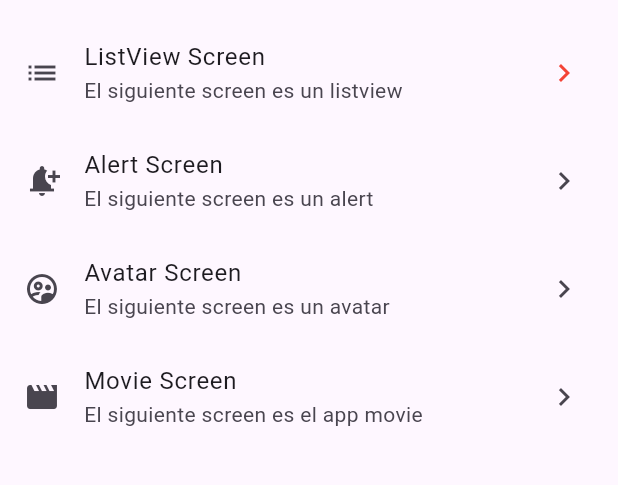
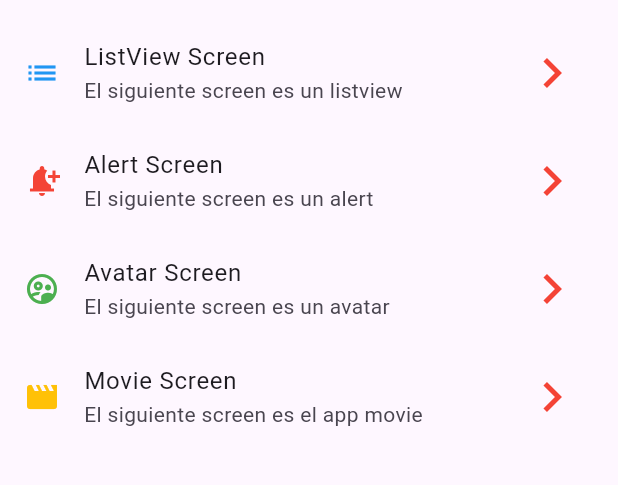
Before and after one commit to Sadot18/app_widgets, a Flutter app: the screen it shows after launch, on a phone screen of 412 x 824 dp, the part 65-550 px from its top. Run offline on Flutter 3.47's test engine with Material 3 defaults, Android fonts, the phone set to English and light mode, and no system bars.

Commit message:
Mejora el estilo de los iconos y añade color a los ListTiles en CustomHomePage

```diff
--- a/lib/screens/custom_home_page.dart
+++ b/lib/screens/custom_home_page.dart
@@ -2,6 +2,8 @@ import 'package:flutter/material.dart';
 
 class CustomHomePage extends StatelessWidget {
   const CustomHomePage({super.key});
+
+//TODO: investigar como hacer dinamico el listado de widgets
 
   @override
   Widget build(BuildContext context) {
@@ -15,28 +17,32 @@ class CustomHomePage extends StatelessWidget {
       body: ListView(
         children: [
           ListTile(
-            leading: Icon(Icons.list),
+            leading: Icon(Icons.list, color: Colors.blue),
             title: Text('ListView Screen'),
             subtitle: Text('El siguiente screen es un listview'),
-            trailing: Icon(Icons.navigate_next, color: Colors.red),
+            trailing: Icon(Icons.navigate_next, color: Colors.red, size: 40,),
+            onTap: () => Navigator.pushNamed(context, 'listview'),
           ),
           ListTile(
-            leading: Icon(Icons.notification_add),
+            leading: Icon(Icons.notification_add, color: Colors.red),
             title: Text('Alert Screen'),
             subtitle: Text('El siguiente screen es un alert'),
-            trailing: Icon(Icons.navigate_next),
+            trailing: Icon(Icons.navigate_next, color: Colors.red, size: 40,),
+            onTap: () => Navigator.pushNamed(context, 'alert'),
           ),
           ListTile(
-            leading: Icon(Icons.supervised_user_circle_outlined),
+            leading: Icon(Icons.supervised_user_circle_outlined, color: Colors.green),
             title: Text('Avatar Screen'),
             subtitle: Text('El siguiente screen es un avatar'),
-            trailing: Icon(Icons.navigate_next),
+            trailing: Icon(Icons.navigate_next, color: Colors.red, size: 40,),
+            onTap: () => Navigator.pushNamed(context, 'avatar'),
           ),
           ListTile(
-            leading: Icon(Icons.movie),
+            leading: Icon(Icons.movie, color: Colors.amber),
             title: Text('Movie Screen'),
             subtitle: Text('El siguiente screen es el app movie'),
-            trailing: Icon(Icons.navigate_next),
+            trailing: Icon(Icons.navigate_next, color: Colors.red , size: 40,),
+            onTap: () => Navigator.pushNamed(context, 'movie'),
           ),
         ],
       ),
```
